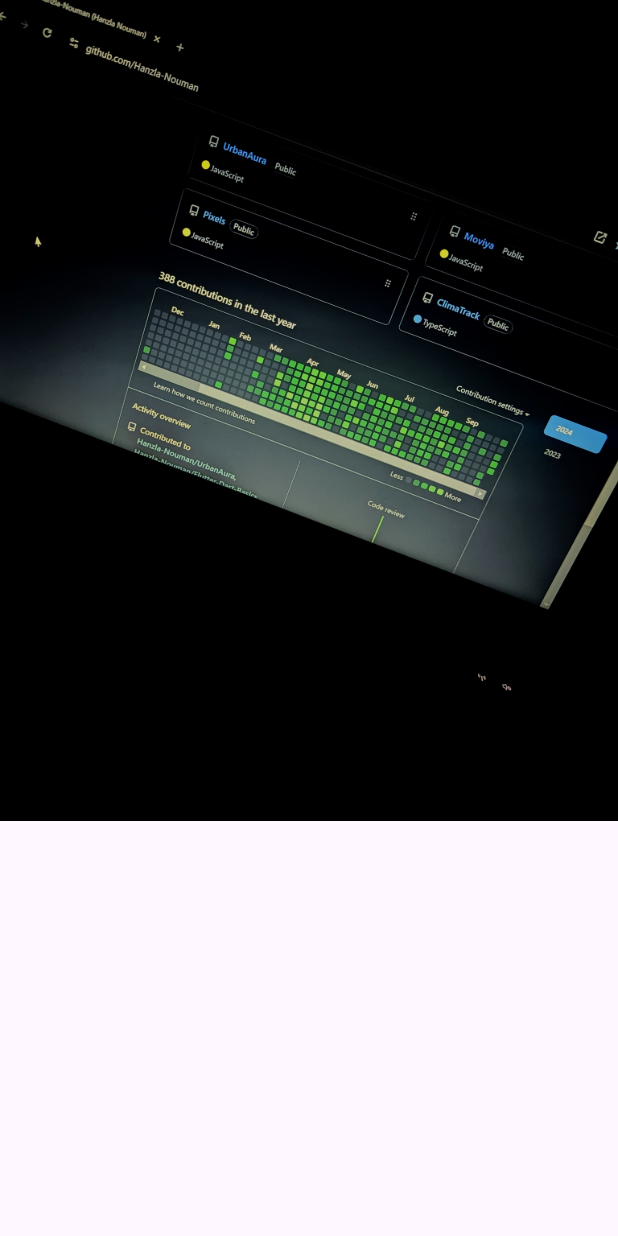
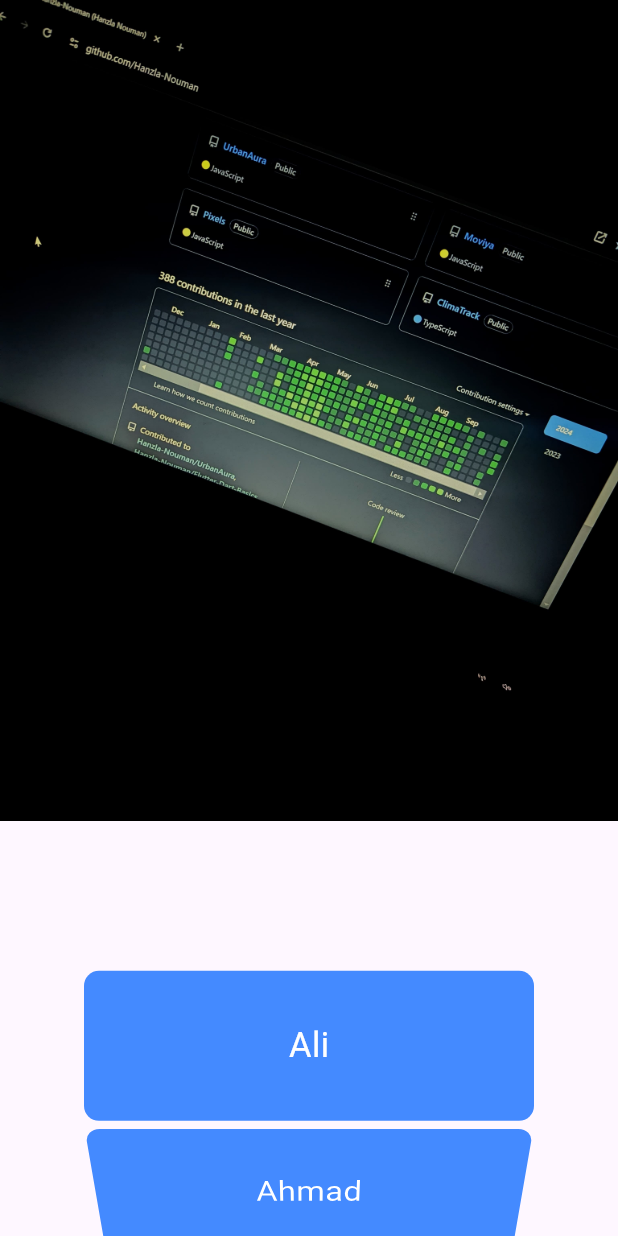
Before and after one commit to Hanzla-Nouman/Flutter-Dart-Basics, a Flutter app: the HeroPage screen opened directly, on a phone screen of 412 x 824 dp. Run offline on Flutter 3.47's test engine with Material 3 defaults, Android fonts, the phone set to English and light mode, and no system bars.

Commit message:
ListWheelScrollView Widget

```diff
--- a/lib/hero.dart
+++ b/lib/hero.dart
@@ -5,7 +5,24 @@ class HeroPage extends StatelessWidget {
   @override
   Widget build(BuildContext context) {
     return Scaffold(
-      body: Hero(tag:"background", child: Image.asset('assets/images/github.jpg'))
+      body:Column(children: [
+        Hero(
+                          transitionOnUserGestures: true,
+                          tag: "background",
+                          child: Image.asset('assets/images/github.jpg')),
+        Container(height: 300,child:    ListWheelScrollView(
+
+                      itemExtent: 100,
+                      children: dummyData.map((v) {
+                        return Container(
+                          decoration: BoxDecoration(color: Colors.blueAccent,borderRadius: BorderRadius.circular(10)),
+                          width: 300,
+                          child: Center(child: Text(v,style: TextStyle(fontSize: 23,color: Colors.white),),) ,
+                        );
+                      }).toList()),)
+
+
+      ],)
     );
   }
 }
```
Also changed, not shown: lib/main.dart (+10 -4 lines).
